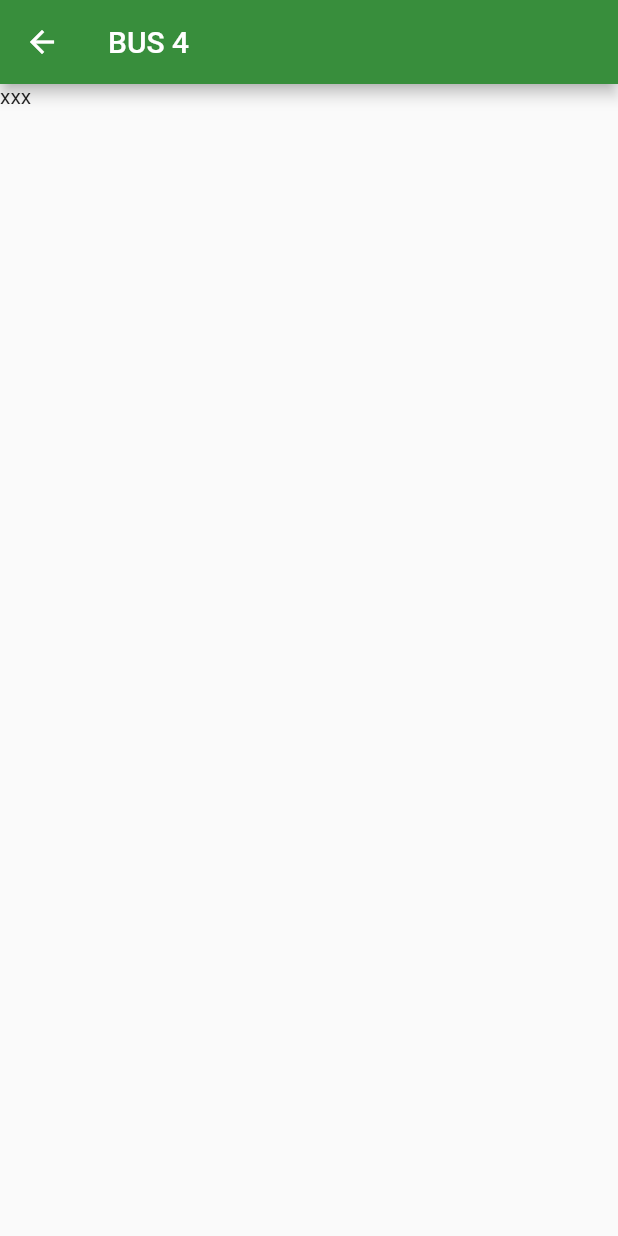
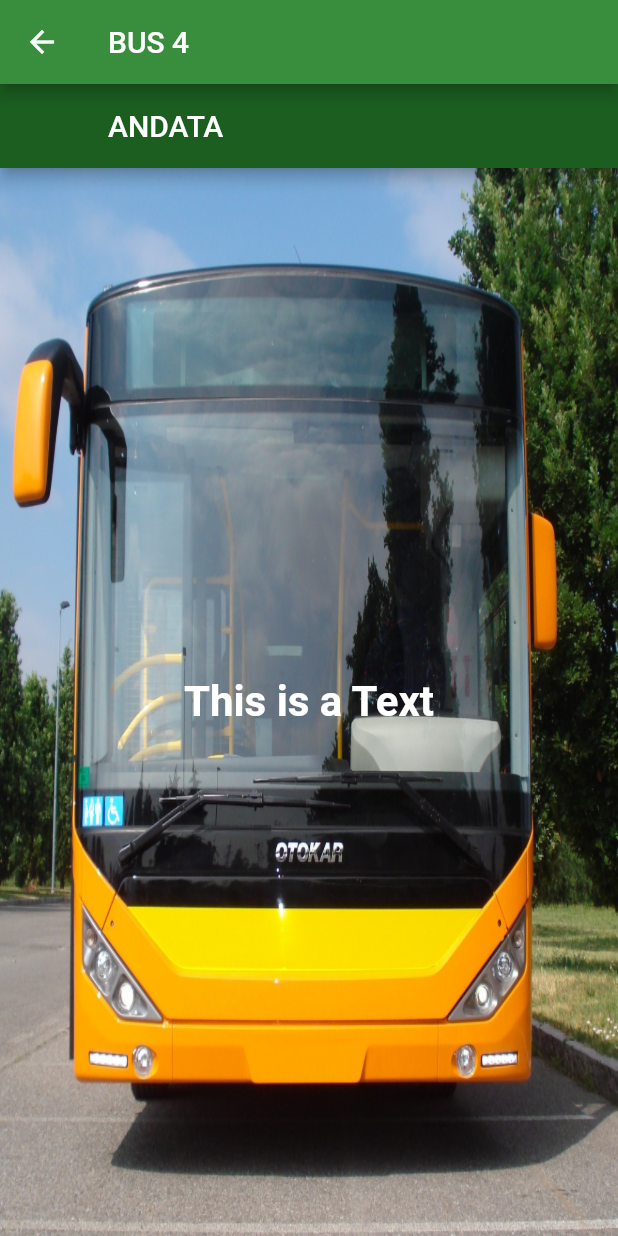
Before and after one commit to Zuccante-Web-App/Ritardi-bus, a Flutter app: the screen it shows after launch, after a tap on an icon or button, on a phone screen of 412 x 824 dp. Run offline on Flutter 3.47's test engine with Material 2 defaults, Android fonts, the phone set to English and light mode, and no system bars.

Commit message:
inizio "paginaBus"
creazione e aggiunta di immagine all pagina del bus

```diff
--- a/socialbus/prova/lib/pages/pagina_bus.dart
+++ b/socialbus/prova/lib/pages/pagina_bus.dart
@@ -11,16 +11,71 @@ class PaginaBus extends StatefulWidget {
 class _PaginaBusState extends State<PaginaBus> {
   @override
   Widget build(BuildContext context) {
+    Size _size = MediaQuery.of(context).size;
     Bus bus = ModalRoute.of(context).settings.arguments;
     String nomeBus = bus.nome;
     return Container(
       child: Scaffold(
-        appBar: AppBar(
-          title: Text('BUS $nomeBus'),
-          backgroundColor: Colors.green[700],
-        ),
-        body: Text('xxx'),
-      ),
+          appBar: AppBar(
+            title: Text('BUS $nomeBus'),
+            backgroundColor: Colors.green[700],
+          ),
+          body: PageView(
+            children: <Widget>[
+              Scaffold(
+                appBar: AppBar(
+                  leading: Container(),
+                  title: Text('ANDATA'),
+                  backgroundColor: Colors.green[900],
+                ),
+                body: Stack(
+                  children: <Widget>[
+                    Center(
+                      child: new Image.asset(
+                        'assets/image/kent-vista-frontale1.jpg',
+                        width: _size.width,
+                        height: _size.height,
+                        fit: BoxFit.fill,
+                      ),
+                    ),
+                    Center(
+                      child: Text("This is a Text",
+                          style: TextStyle(
+                              fontWeight: FontWeight.bold,
+                              fontSize: 28.0,
+                              color: Colors.white)),
+                    ),
+                  ],
+                ),
+              ),
+              Scaffold(
+                appBar: AppBar(
+                  leading: Container(),
+                  title: Text('RITORNO'),
+                  backgroundColor: Colors.green[900],
+                ),
+                body: Stack(
+                  children: <Widget>[
+                    Center(
+                      child: new Image.asset(
+                        'assets/image/bus-dietro.jpg',
+                        width: _size.width,
+                        height: _size.height,
+                        fit: BoxFit.fill,
+                      ),
+                    ),
+                    Center(
+                      child: Text("This is a Text",
+                          style: TextStyle(
+                              fontWeight: FontWeight.bold,
+                              fontSize: 28.0,
+                              color: Colors.white)),
+                    ),
+                  ],
+                ),
+              ),
+            ],
+          )),
     );
   }
 }
--- a/socialbus/prova/pubspec.yaml
+++ b/socialbus/prova/pubspec.yaml
@@ -42,9 +42,8 @@ flutter:
   uses-material-design: true
 
   # To add assets to your application, add an assets section, like this:
-  # assets:
-  #  - images/a_dot_burr.jpeg
-  #  - images/a_dot_ham.jpeg
+  assets:
+    - assets/image/
 
   # An image asset can refer to one or more resolution-specific "variants", see
   # https://flutter.dev/assets-and-images/#resolution-aware.
```
Also changed, not shown: socialbus/prova/assets/image/bus-dietro.jpg (added), socialbus/prova/assets/image/kent-vista-frontale1.jpg (added).
